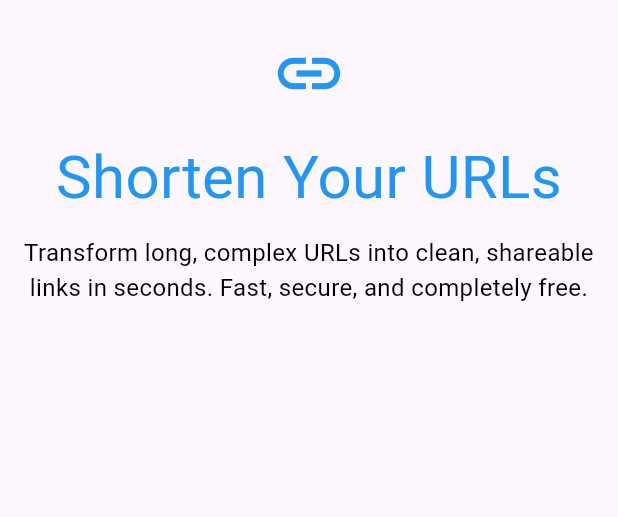
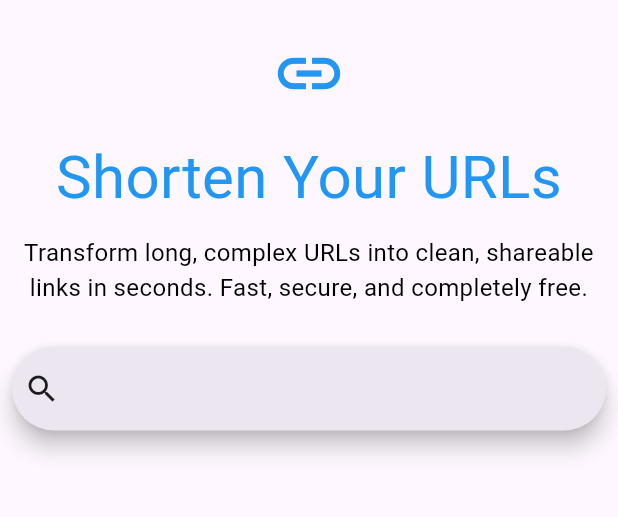
Before and after one commit to Viswanathan-19/Slinky, a Flutter app: the screen it shows after launch, on a phone screen of 412 x 824 dp, the part 84-601 px from its top. Run offline on Flutter 3.47's test engine with Material 3 defaults, Android fonts, the phone set to English and light mode, and no system bars.

Commit message:
feat:Added Search Bar

```diff
--- a/lib/pages/home.dart
+++ b/lib/pages/home.dart
@@ -54,36 +54,61 @@ class _HomePageState extends State<HomePage> {
 
         ],
       ),
-      body: Padding(
+     body: Padding(
   padding: const EdgeInsets.only(top: 24), // space below AppBar
   child: Column(
-    crossAxisAlignment: CrossAxisAlignment.center, // center horizontally
-    mainAxisSize: MainAxisSize.min, // compact height
-    children: const [
-      Icon(
+    crossAxisAlignment: CrossAxisAlignment.center,
+    mainAxisSize: MainAxisSize.min,
+    children: [
+      const Icon(
         Icons.link,
         size: 50,
         color: Colors.blue,
       ),
-      SizedBox(height: 16),
-      Text(
+      const SizedBox(height: 16),
+      const Text(
         'Shorten Your URLs',
         textAlign: TextAlign.center,
         style: TextStyle(fontSize: 40, color: Colors.blue),
       ),
-      SizedBox(height: 10),
-      Text(
+      const SizedBox(height: 10),
+      const Text(
         'Transform long, complex URLs into clean, shareable links in seconds. Fast, secure, and completely free.',
         textAlign: TextAlign.center,
         style: TextStyle(fontSize: 16, color: Colors.black),
       ),
-    ],
-  ),
-),
+      const SizedBox(height: 20),
+     Padding(
+      padding: const EdgeInsets.all(8.0),
+      child: SearchAnchor(
+        builder: (BuildContext context,SearchController controller){
+          return SearchBar(
+            controller: controller,
+            leading: const Icon(Icons.search),
+            onTap: () => controller.openView(),
+            onChanged: (value) => controller.openView(),
+          );
+        },
+        suggestionsBuilder: (context,controller){
+          return List.generate(3, (index){
+            return ListTile(
+              title:Text('https://example.com/very-long-url-that needs-shortening$index'),
+           onTap: () {
+    controller.closeView(
+    'https://example.com/very-long-url-that-needs-shortening$index'
+  );
+},
+            );
+          }
+          );
+        },
+      ),
 
 
-
-
-    );
+     )
+    ]
+  ),
+     )
+     );
   }
 }
```
